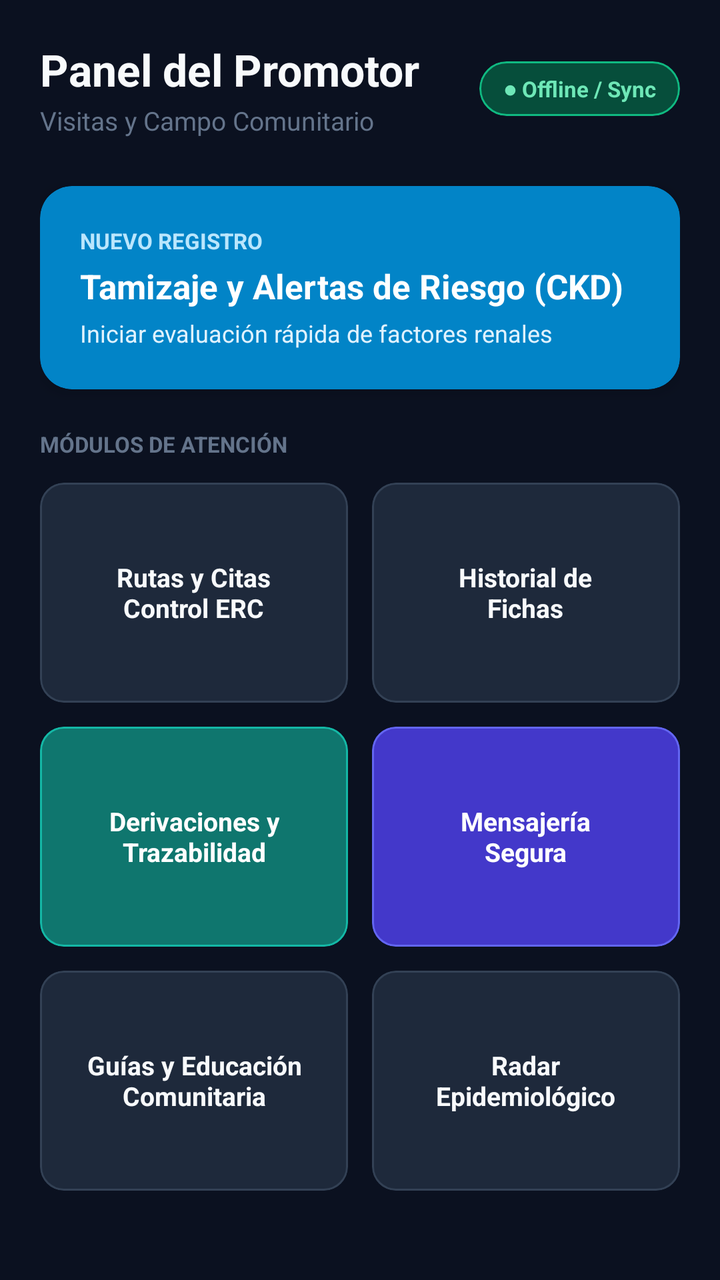
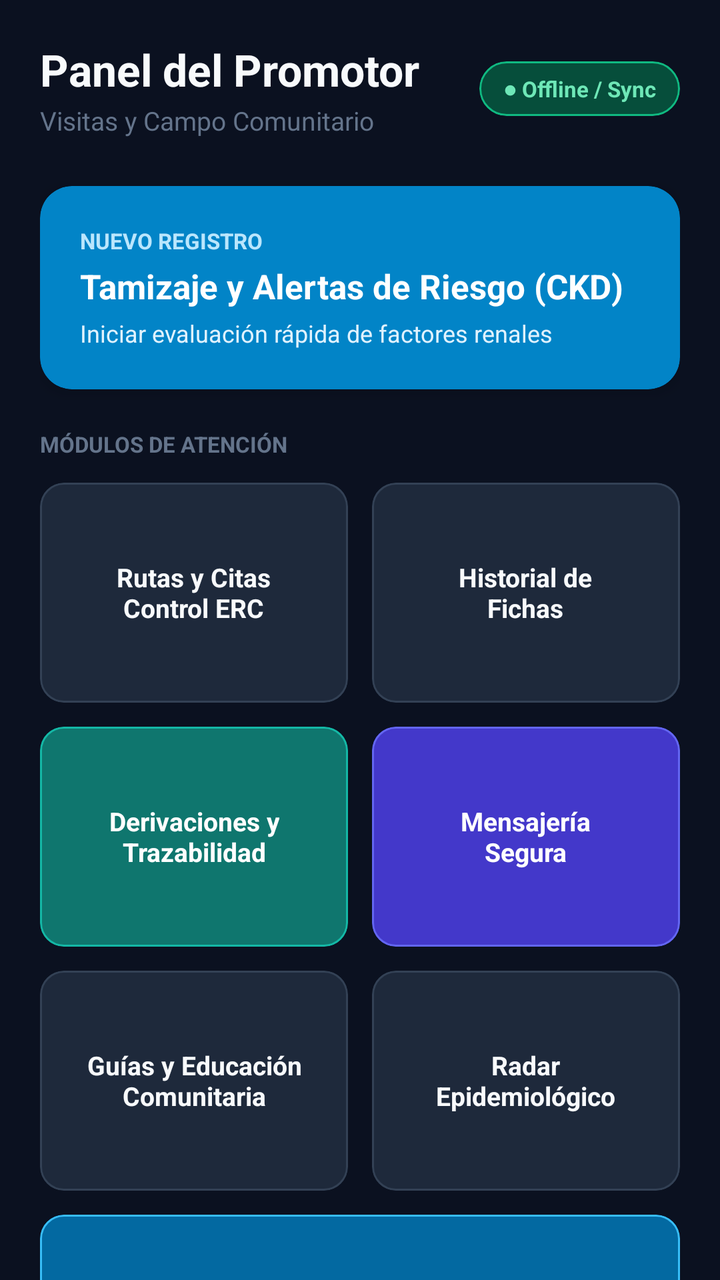

An Android layout rendered at two revisions. The XML below is the earlier revision; the diff shows what the commit changed to produce the second picture.
<!-- AndroidManifest.xml: application theme Theme.NefroScan -->
<!-- res/layout/activity_promotor_dashboard.xml -->
<?xml version="1.0" encoding="utf-8"?>
<androidx.core.widget.NestedScrollView xmlns:android="http://schemas.android.com/apk/res/android"
    xmlns:app="http://schemas.android.com/apk/res-auto"
    android:layout_width="match_parent"
    android:layout_height="match_parent"
    android:background="#0B1120"
    android:fillViewport="true">

    <LinearLayout
        android:layout_width="match_parent"
        android:layout_height="wrap_content"
        android:orientation="vertical"
        android:padding="20dp">

        
        <RelativeLayout
            android:layout_width="match_parent"
            android:layout_height="wrap_content"
            android:layout_marginBottom="24dp">

            <LinearLayout
                android:layout_width="wrap_content"
                android:layout_height="wrap_content"
                android:layout_alignParentStart="true"
                android:layout_centerVertical="true"
                android:orientation="vertical">

                <TextView
                    android:layout_width="wrap_content"
                    android:layout_height="wrap_content"
                    android:text="Panel del Promotor"
                    android:textColor="#F8FAFC"
                    android:textSize="22sp"
                    android:textStyle="bold" />

                <TextView
                    android:layout_width="wrap_content"
                    android:layout_height="wrap_content"
                    android:layout_marginTop="2dp"
                    android:text="Visitas y Campo Comunitario"
                    android:textColor="#64748B"
                    android:textSize="13sp" />
            </LinearLayout>

            
            <com.google.android.material.card.MaterialCardView
                android:id="@+id/btnEstadoSincronizacion"
                android:layout_width="wrap_content"
                android:layout_height="wrap_content"
                android:layout_alignParentEnd="true"
                android:layout_centerVertical="true"
                android:clickable="true"
                android:focusable="true"
                app:cardBackgroundColor="#064E3B"
                app:cardCornerRadius="16dp"
                app:strokeColor="#10B981"
                app:strokeWidth="1dp">

                <TextView
                    android:layout_width="wrap_content"
                    android:layout_height="wrap_content"
                    android:paddingHorizontal="12dp"
                    android:paddingVertical="6dp"
                    android:text="● Offline / Sync"
                    android:textColor="#6EE7B7"
                    android:textSize="11sp"
                    android:textStyle="bold" />
            </com.google.android.material.card.MaterialCardView>
        </RelativeLayout>

        
        <com.google.android.material.card.MaterialCardView
            android:id="@+id/btnNuevaVisita"
            android:layout_width="match_parent"
            android:layout_height="wrap_content"
            android:layout_marginBottom="20dp"
            android:clickable="true"
            android:focusable="true"
            app:cardBackgroundColor="#0284C7"
            app:cardCornerRadius="16dp"
            app:cardElevation="4dp"
            app:strokeWidth="0dp">

            <LinearLayout
                android:layout_width="match_parent"
                android:layout_height="wrap_content"
                android:orientation="vertical"
                android:padding="20dp">

                <TextView
                    android:layout_width="wrap_content"
                    android:layout_height="wrap_content"
                    android:text="NUEVO REGISTRO"
                    android:textColor="#BAE6FD"
                    android:textSize="11sp"
                    android:textStyle="bold" />

                <TextView
                    android:layout_width="wrap_content"
                    android:layout_height="wrap_content"
                    android:layout_marginTop="4dp"
                    android:text="Tamizaje y Alertas de Riesgo (CKD)"
                    android:textColor="#FFFFFF"
                    android:textSize="17sp"
                    android:textStyle="bold" />

                <TextView
                    android:layout_width="wrap_content"
                    android:layout_height="wrap_content"
                    android:layout_marginTop="4dp"
                    android:text="Iniciar evaluación rápida de factores renales"
                    android:textColor="#E0F2FE"
                    android:textSize="12sp" />
            </LinearLayout>
        </com.google.android.material.card.MaterialCardView>

        
        <TextView
            android:layout_width="wrap_content"
            android:layout_height="wrap_content"
            android:layout_marginBottom="12dp"
            android:text="MÓDULOS DE ATENCIÓN"
            android:textColor="#64748B"
            android:textSize="11sp"
            android:textStyle="bold" />

        
        <LinearLayout
            android:layout_width="match_parent"
            android:layout_height="wrap_content"
            android:layout_marginBottom="12dp"
            android:orientation="horizontal">

            <com.google.android.material.card.MaterialCardView
                android:id="@+id/btnCalendarioVisitas"
                android:layout_width="0dp"
                android:layout_height="110dp"
                android:layout_marginEnd="6dp"
                android:layout_weight="1"
                android:clickable="true"
                android:focusable="true"
                app:cardBackgroundColor="#1E293B"
                app:cardCornerRadius="12dp"
                app:strokeColor="#334155"
                app:strokeWidth="1dp">

                <LinearLayout
                    android:layout_width="match_parent"
                    android:layout_height="match_parent"
                    android:gravity="center"
                    android:orientation="vertical"
                    android:padding="12dp">

                    <TextView
                        android:layout_width="wrap_content"
                        android:layout_height="wrap_content"
                        android:gravity="center"
                        android:text="Rutas y Citas\nControl ERC"
                        android:textColor="#F8FAFC"
                        android:textSize="13sp"
                        android:textStyle="bold" />
                </LinearLayout>
            </com.google.android.material.card.MaterialCardView>

            <com.google.android.material.card.MaterialCardView
                android:id="@+id/btnHistorialFichas"
                android:layout_width="0dp"
                android:layout_height="110dp"
                android:layout_marginStart="6dp"
                android:layout_weight="1"
                android:clickable="true"
                android:focusable="true"
                app:cardBackgroundColor="#1E293B"
                app:cardCornerRadius="12dp"
                app:strokeColor="#334155"
                app:strokeWidth="1dp">

                <LinearLayout
                    android:layout_width="match_parent"
                    android:layout_height="match_parent"
                    android:gravity="center"
                    android:orientation="vertical"
                    android:padding="12dp">

                    <TextView
                        android:layout_width="wrap_content"
                        android:layout_height="wrap_content"
                        android:gravity="center"
                        android:text="Historial de\nFichas"
                        android:textColor="#F8FAFC"
                        android:textSize="13sp"
                        android:textStyle="bold" />
                </LinearLayout>
            </com.google.android.material.card.MaterialCardView>
        </LinearLayout>

        
        <LinearLayout
            android:layout_width="match_parent"
            android:layout_height="wrap_content"
            android:layout_marginBottom="12dp"
            android:orientation="horizontal">

            <com.google.android.material.card.MaterialCardView
                android:id="@+id/btnDerivacionesMedicas"
                android:layout_width="0dp"
                android:layout_height="110dp"
                android:layout_marginEnd="6dp"
                android:layout_weight="1"
                android:clickable="true"
                android:focusable="true"
                app:cardBackgroundColor="#0F766E"
                app:cardCornerRadius="12dp"
                app:strokeColor="#14B8A6"
                app:strokeWidth="1dp">

                <LinearLayout
                    android:layout_width="match_parent"
                    android:layout_height="match_parent"
                    android:gravity="center"
                    android:orientation="vertical"
                    android:padding="12dp">

                    <TextView
                        android:layout_width="wrap_content"
                        android:layout_height="wrap_content"
                        android:gravity="center"
                        android:text="Derivaciones y\nTrazabilidad"
                        android:textColor="#FFFFFF"
                        android:textSize="13sp"
                        android:textStyle="bold" />
                </LinearLayout>
            </com.google.android.material.card.MaterialCardView>

            <com.google.android.material.card.MaterialCardView
                android:id="@+id/btnChatConsultaRapida"
                android:layout_width="0dp"
                android:layout_height="110dp"
                android:layout_marginStart="6dp"
                android:layout_weight="1"
                android:clickable="true"
                android:focusable="true"
                app:cardBackgroundColor="#4338CA"
                app:cardCornerRadius="12dp"
                app:strokeColor="#6366F1"
                app:strokeWidth="1dp">

                <LinearLayout
                    android:layout_width="match_parent"
                    android:layout_height="match_parent"
                    android:gravity="center"
                    android:orientation="vertical"
                    android:padding="12dp">

                    <TextView
                        android:layout_width="wrap_content"
                        android:layout_height="wrap_content"
                        android:gravity="center"
                        android:text="Mensajería\nSegura"
                        android:textColor="#FFFFFF"
                        android:textSize="13sp"
                        android:textStyle="bold" />
                </LinearLayout>
            </com.google.android.material.card.MaterialCardView>
        </LinearLayout>

        
        <LinearLayout
            android:layout_width="match_parent"
            android:layout_height="wrap_content"
            android:layout_marginBottom="16dp"
            android:orientation="horizontal">

            <com.google.android.material.card.MaterialCardView
                android:id="@+id/btnRecursosEducativos"
                android:layout_width="0dp"
                android:layout_height="110dp"
                android:layout_marginEnd="6dp"
                android:layout_weight="1"
                android:clickable="true"
                android:focusable="true"
                app:cardBackgroundColor="#1E293B"
                app:cardCornerRadius="12dp"
                app:strokeColor="#334155"
                app:strokeWidth="1dp">

                <LinearLayout
                    android:layout_width="match_parent"
                    android:layout_height="match_parent"
                    android:gravity="center"
                    android:orientation="vertical"
                    android:padding="12dp">

                    <TextView
                        android:layout_width="wrap_content"
                        android:layout_height="wrap_content"
                        android:gravity="center"
                        android:text="Guías y Educación\nComunitaria"
                        android:textColor="#F8FAFC"
                        android:textSize="13sp"
                        android:textStyle="bold" />
                </LinearLayout>
            </com.google.android.material.card.MaterialCardView>

            <com.google.android.material.card.MaterialCardView
                android:id="@+id/btnMapaRiesgo"
                android:layout_width="0dp"
                android:layout_height="110dp"
                android:layout_marginStart="6dp"
                android:layout_weight="1"
                android:clickable="true"
                android:focusable="true"
                app:cardBackgroundColor="#1E293B"
                app:cardCornerRadius="12dp"
                app:strokeColor="#334155"
                app:strokeWidth="1dp">

                <LinearLayout
                    android:layout_width="match_parent"
                    android:layout_height="match_parent"
                    android:gravity="center"
                    android:orientation="vertical"
                    android:padding="12dp">

                    <TextView
                        android:layout_width="wrap_content"
                        android:layout_height="wrap_content"
                        android:gravity="center"
                        android:text="Radar\nEpidemiológico"
                        android:textColor="#F8FAFC"
                        android:textSize="13sp"
                        android:textStyle="bold" />
                </LinearLayout>
            </com.google.android.material.card.MaterialCardView>
        </LinearLayout>

    </LinearLayout>
</androidx.core.widget.NestedScrollView>
<!-- resources referenced by this layout -->
<resources>
  <style name="Theme.NefroScan" parent="Base.Theme.NefroScan" />
  <style name="Base.Theme.NefroScan" parent="Theme.Material3.DayNight.NoActionBar">
          
          
      </style>
</resources>

<!-- the commit's change to res/layout/activity_promotor_dashboard.xml (unified diff, before → after) -->
@@ -268,7 +268,7 @@
         <LinearLayout
             android:layout_width="match_parent"
             android:layout_height="wrap_content"
-            android:layout_marginBottom="16dp"
+            android:layout_marginBottom="12dp"
             android:orientation="horizontal">
 
             <com.google.android.material.card.MaterialCardView
@@ -334,5 +334,45 @@
             </com.google.android.material.card.MaterialCardView>
         </LinearLayout>
 
+        
+        <com.google.android.material.card.MaterialCardView
+            android:id="@+id/btnScannerEdema"
+            android:layout_width="match_parent"
+            android:layout_height="100dp"
+            android:layout_marginBottom="16dp"
+            android:clickable="true"
+            android:focusable="true"
+            app:cardBackgroundColor="#0369A1"
+            app:cardCornerRadius="12dp"
+            app:strokeColor="#38BDF8"
+            app:strokeWidth="1dp">
+
+            <LinearLayout
+                android:layout_width="match_parent"
+                android:layout_height="match_parent"
+                android:gravity="center"
+                android:orientation="vertical"
+                android:padding="12dp">
+
+                <TextView
+                    android:layout_width="wrap_content"
+                    android:layout_height="wrap_content"
+                    android:gravity="center"
+                    android:text="🔍 Escáner Clínico de Edema (Fóvea)"
+                    android:textColor="#FFFFFF"
+                    android:textSize="14sp"
+                    android:textStyle="bold" />
+
+                <TextView
+                    android:layout_width="wrap_content"
+                    android:layout_height="wrap_content"
+                    android:layout_marginTop="3dp"
+                    android:gravity="center"
+                    android:text="Evaluación de sobrecarga hídrica y video"
+                    android:textColor="#E0F2FE"
+                    android:textSize="11sp" />
+            </LinearLayout>
+        </com.google.android.material.card.MaterialCardView>
+
     </LinearLayout>
 </androidx.core.widget.NestedScrollView>
